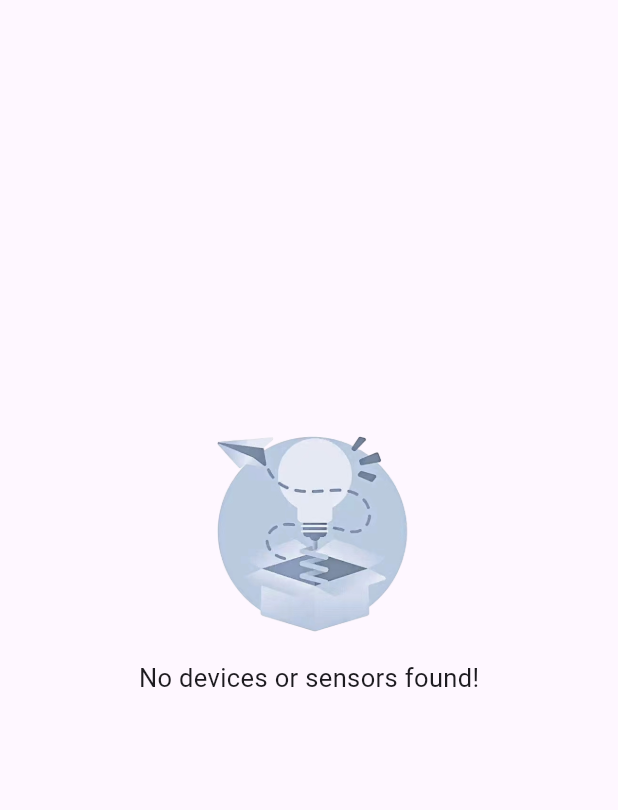
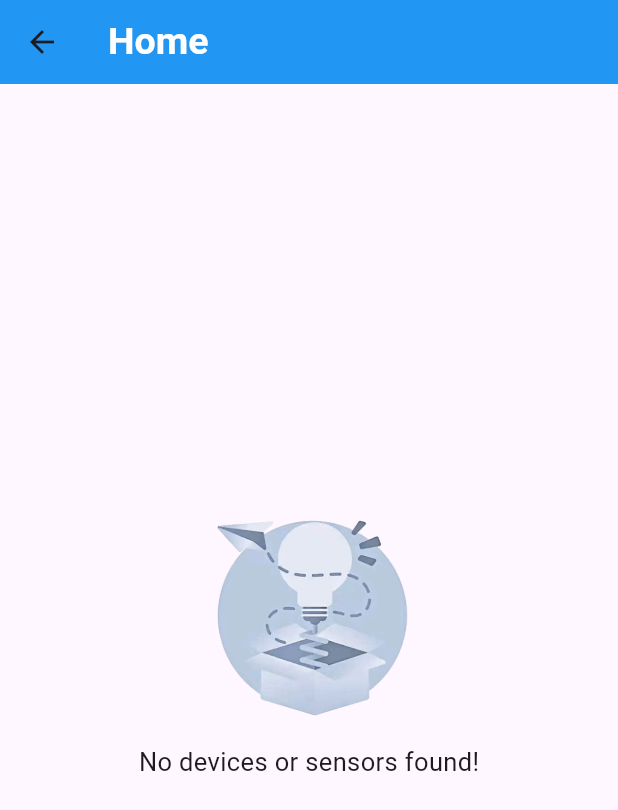
Before and after one commit to YongMingg/Final_Year_Project, a Flutter app: the NavHomePage screen opened directly, on a phone screen of 412 x 824 dp. Shown: the top 810 px of the screen. Run offline on Flutter 3.47's test engine with Material 3 defaults, Android fonts, the phone set to English and light mode, and no system bars; our stand-ins replace cloud_firestore, firebase_auth, firebase_core, firebase_database, fluttertoast, get; accounts and stored records are empty.

Commit message:
app home page app bar change

```diff
--- a/lib/navigator_pages/Nav_HomePage.dart
+++ b/lib/navigator_pages/Nav_HomePage.dart
@@ -19,7 +19,21 @@ class _NavHomePageState extends State<NavHomePage> {
 
   @override
   Widget build(BuildContext context) {
-    return Column(
+    return Scaffold(
+
+      appBar: AppBar(
+        backgroundColor: Colors.blue,
+        title: const Text(
+          "Home",
+          style: TextStyle(
+            color: Colors.white,
+            fontSize: 25,
+            fontWeight: FontWeight.bold,
+          ),
+        ),
+      ),
+
+      body: Column(
         crossAxisAlignment: CrossAxisAlignment.start,
         mainAxisSize: MainAxisSize.min,
         children: [
@@ -234,6 +248,7 @@ class _NavHomePageState extends State<NavHomePage> {
             }
           )
         ],
+      ),
     );
   }
 }
```
Also changed, not shown: lib/navigator_pages/Nav_AddDevicePage.dart (+16 -1 lines), lib/navigator_pages/Nav_ProfilePage.dart (+16 -1 lines), lib/routes/AppHomePage.dart (+0 -12 lines). Lines whose indentation alone changed are shown as unchanged.
